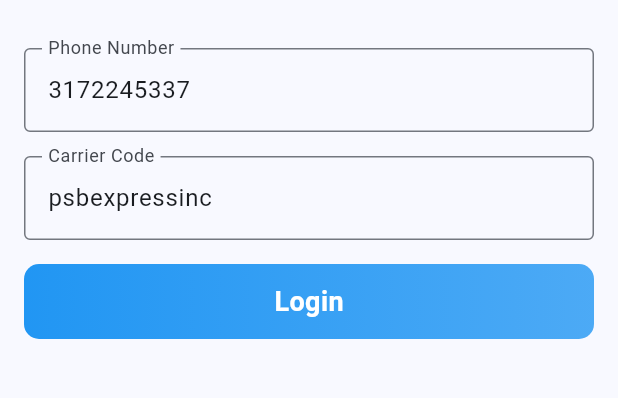
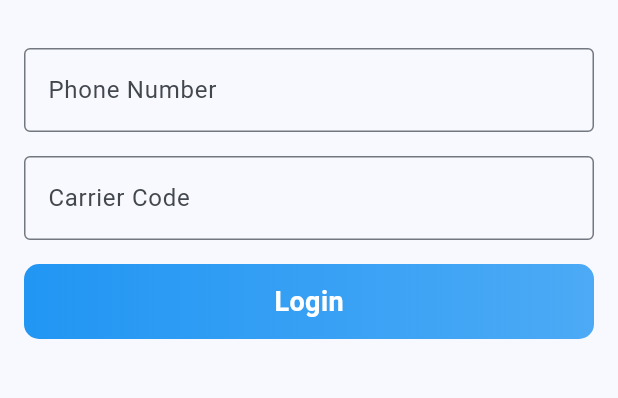
Before and after one commit to mannybatth/carrier-nest-flutter, a Flutter app: the screen it shows after launch, on a phone screen of 412 x 824 dp, the part 258-656 px from its top. Run offline on Flutter 3.47's test engine with Material 2 defaults, Android fonts, the phone set to English and light mode, and no system bars; our stand-ins replace cookie_jar, dio, dio_cookie_manager, file_picker, geolocator, image_picker and 2 more; network calls fail.

Commit message:
remove hardcoded

```diff
--- a/lib/pages/driver_login.dart
+++ b/lib/pages/driver_login.dart
@@ -27,11 +27,6 @@ class _DriverLoginPageState extends State<DriverLoginPage> {
     super.initState();
 
     _driverAuth.fetchCsrfToken();
-    _phoneNumberController.text = '3172245337';
-    _carrierCodeController.text = 'psbexpressinc';
-
-    // _phoneNumberController.text = '2065654638';
-    // _carrierCodeController.text = 'deepbrosinc';
   }
 
   @override
```
